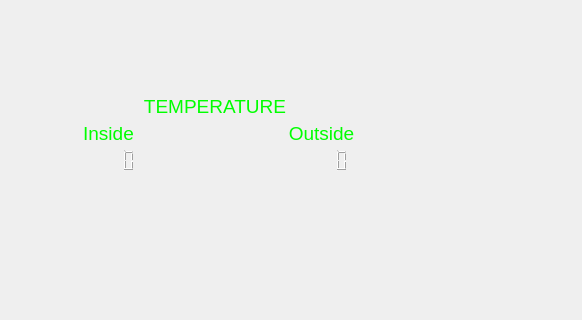
The window that iDom_Client/idom_client.ui (cyniu88/QT_kurs) describes before a commit, drawn with Qt 5; both pictures show x 0 to 582 and y 176 to 496 of the 855 by 907 pixel window.
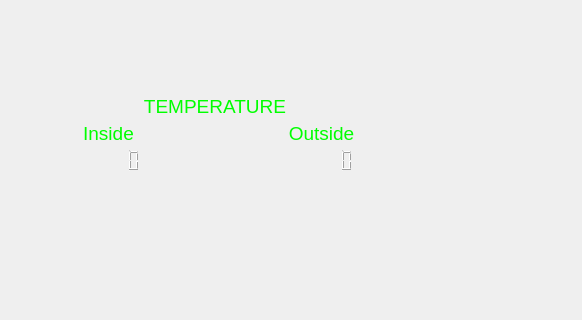
The same window after the commit. Icons and pictures are not drawn.

Commit message: poprawka wysetlania temperatury ponizej -10 stopni

Diff of the .ui file:
```diff
--- a/iDom_Client/idom_client.ui
+++ b/iDom_Client/idom_client.ui
@@ -2149,7 +2149,7 @@
                <bool>false</bool>
               </property>
               <property name="digitCount">
-               <number>5</number>
+               <number>6</number>
               </property>
               <property name="segmentStyle">
                <enum>QLCDNumber::Filled</enum>
@@ -2207,7 +2207,7 @@
                <enum>QFrame::NoFrame</enum>
               </property>
               <property name="digitCount">
-               <number>5</number>
+               <number>6</number>
               </property>
              </widget>
             </item>
```
Left out of the diff: 4 changed lines with no effect on the pictures.
